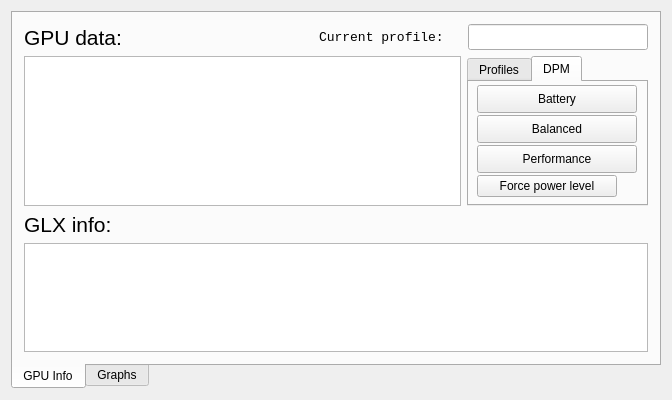
Old version of the form radeon-profile/radeon_profile.ui in the repository marazmista/radeon-profile.
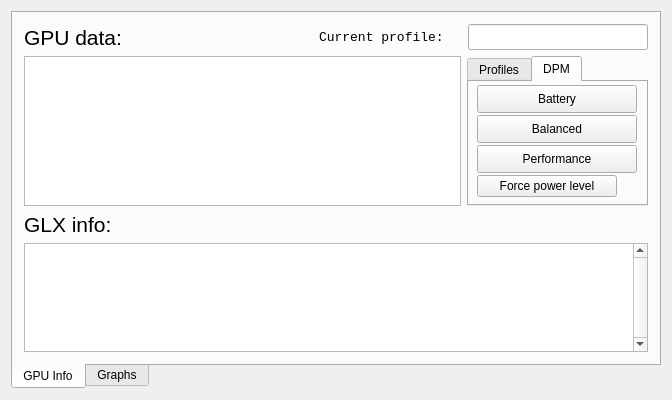
New version of the form. Icons and pictures are not drawn. Custom widgets are drawn as their Qt base class.

Commit message: fixed odd qt sigsegv on loading items in glxinfo, change graph scales, some minor modifications

The edit to the form file:
```diff
--- a/radeon-profile/radeon_profile.ui
+++ b/radeon-profile/radeon_profile.ui
@@ -77,6 +77,9 @@
             <pointsize>8</pointsize>
            </font>
           </property>
+          <property name="verticalScrollBarPolicy">
+           <enum>Qt::ScrollBarAlwaysOn</enum>
+          </property>
          </widget>
         </item>
         <item row="1" column="3" alignment="Qt::AlignRight|Qt::AlignTop">
```
The commit also changes 1 other file.
